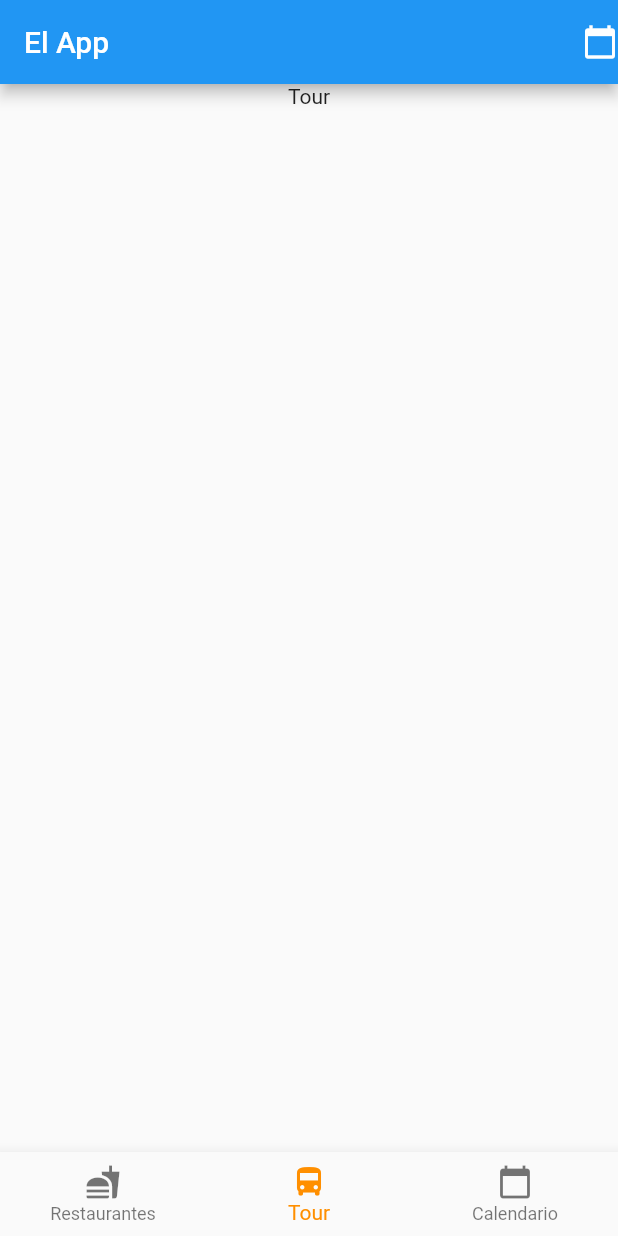
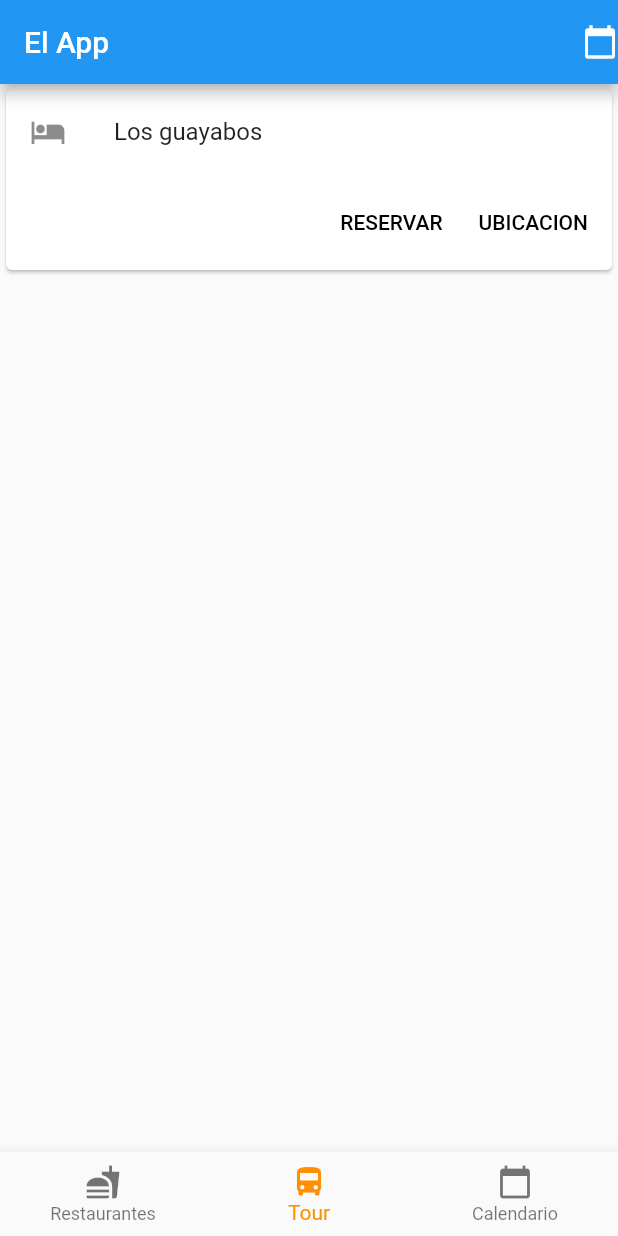
Before and after one commit to IsaacDdR/LatirMexico-v2, a Flutter app: the screen it shows after launch, item 2 of the bottom bar chosen, on a phone screen of 412 x 824 dp. Run offline on Flutter 3.47's test engine with Material 2 defaults, Android fonts, the phone set to English and light mode, and no system bars.

Commit message:
Nice card

```diff
--- a/lib/main.dart
+++ b/lib/main.dart
@@ -30,7 +30,7 @@ class _MyStatefulWidgetState extends State<MyStatefulWidget> {
   static const TextStyle optionStyle = TextStyle(fontSize: 30, fontWeight: FontWeight.bold);
 
   List<Widget> _widgetOption = <Widget> [
-      Center(
+    Container(
       child: Card(
         child: Column(
           mainAxisSize: MainAxisSize.min,
@@ -62,10 +62,29 @@ class _MyStatefulWidgetState extends State<MyStatefulWidget> {
     ListView(
       children: <Widget> [
         Container(
-          child: Column(
+          child: Card(
+            child: Column (
               children: <Widget> [
-              Text("Tour"),
+                const ListTile(
+                  leading: Icon(Icons.hotel),
+                  title: Text("Los guayabos"),
+                ),
+                ButtonTheme.bar(
+                  child: ButtonBar(
+                    children: <Widget> [
+                      FlatButton(
+                        child: const Text("RESERVAR"),
+                        onPressed: () {},
+                      ),
+                      FlatButton(
+                        child: const Text("UBICACION"),
+                        onPressed: () {},
+                      ),
                     ],
+                  ),
+                ),
+              ],
+            ),
           ),
         ),
       ],
```
Lines whose indentation alone changed are shown as unchanged.
